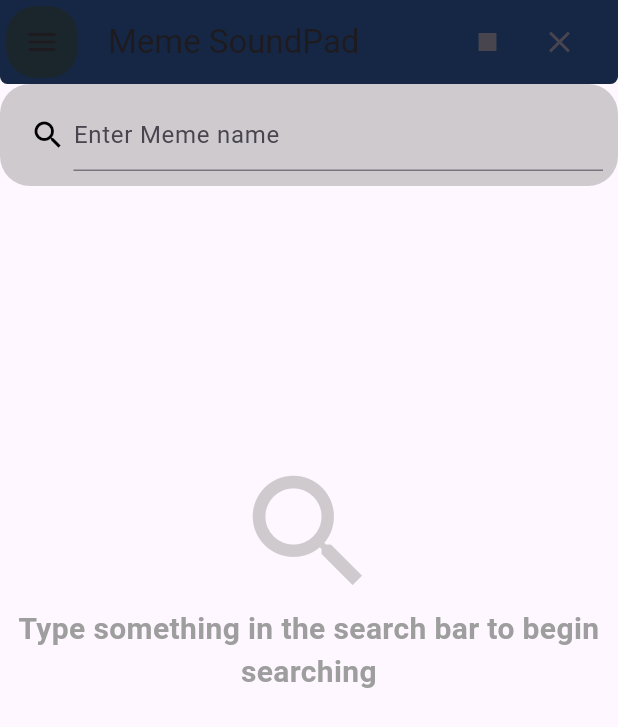
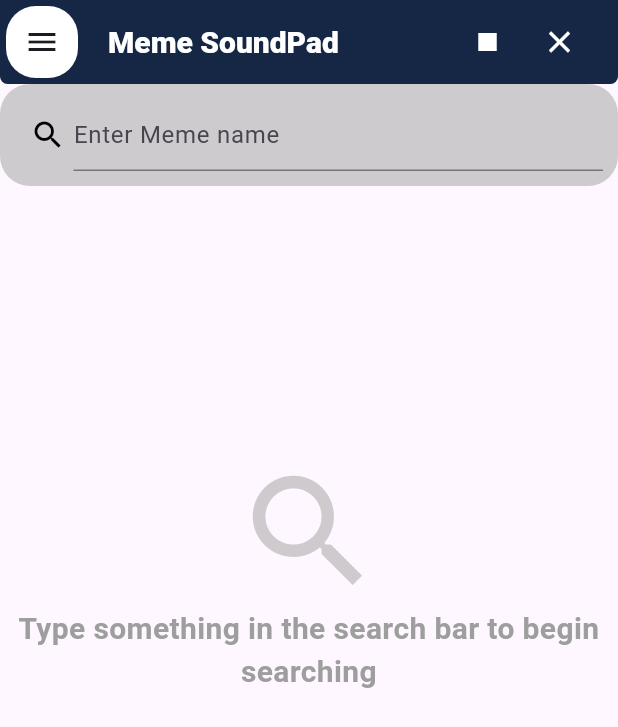
Before and after one commit to BastaMasta/MemeSoundPad, a Flutter app: the SearchPage screen opened directly, on a phone screen of 412 x 824 dp. Shown: the top 727 px of the screen. Run offline on Flutter 3.47's test engine with Material 3 defaults, Android fonts, the phone set to English and light mode, and no system bars; our stand-ins replace just_audio.

Commit message:
added firebase stuff

```diff
--- a/lib/search_page.dart
+++ b/lib/search_page.dart
@@ -55,7 +55,7 @@ class _SearchPageState extends State<SearchPage> {
               Icon(
                 Icons.search,
                 size: 100.0,
-                color: Colors.grey.withOpacity(0.5),
+                color: Colors.grey.withValues(alpha: .5),
               ),
               const Center(
                 child: Align(
@@ -91,7 +91,7 @@ class _SearchPageState extends State<SearchPage> {
               Icon(
                 Icons.crisis_alert,
                 size: 100.0,
-                color: Colors.grey.withOpacity(0.5),
+                color: Colors.grey.withValues(alpha: .5),
               ),
               const Center(
                 child: Align(
@@ -204,7 +204,7 @@ class _SearchPageState extends State<SearchPage> {
               child: Container(
                 decoration: const BoxDecoration(
                   borderRadius: BorderRadius.all(Radius.circular(20)),
-                  color: Color(0xff1B262C),
+                  color: Color(0xffffffff),
                 ),
                 child: IconButton(
                     onPressed: () {
@@ -217,6 +217,11 @@ class _SearchPageState extends State<SearchPage> {
         ),
         backgroundColor: const Color(0xff152744),
         title: const Text("Meme SoundPad"),
+        titleTextStyle: TextStyle(
+          color: Colors.white,
+          fontSize: 20,
+          fontWeight: FontWeight.w800,
+        ),
         shape: const RoundedRectangleBorder(
           borderRadius: BorderRadius.vertical(
             top: Radius.zero,
@@ -231,6 +236,7 @@ class _SearchPageState extends State<SearchPage> {
               }
             },
             icon: const Icon(Icons.stop),
+            color: Colors.white,
           ),
           Padding(
             padding: const EdgeInsets.fromLTRB(0, 4.0, 15.0, 4.0),
@@ -239,6 +245,7 @@ class _SearchPageState extends State<SearchPage> {
                 Navigator.pop(context);
               },
               icon: const Icon(Icons.close),
+              color: Colors.white,
             ),
           )
         ],
@@ -248,7 +255,7 @@ class _SearchPageState extends State<SearchPage> {
           children: [
             Container(
               decoration: BoxDecoration(
-                  color: Colors.grey.withOpacity(0.5),
+                  color: Colors.grey.withValues(alpha: .5),
                   borderRadius: BorderRadius.circular(20.0)),
               child: Row(
                 children: [
--- a/pubspec.yaml
+++ b/pubspec.yaml
@@ -13,6 +13,7 @@ dependencies:
   url_launcher: ^6.1.14
   just_audio: ^0.9.34
   search_page: ^2.3.0
+  firebase_core: ^3.10.1
 
 dev_dependencies:
   flutter_test:
```
Also changed, not shown: lib/main.dart (+8 -1 lines), pubspec.lock, 5 other files.
